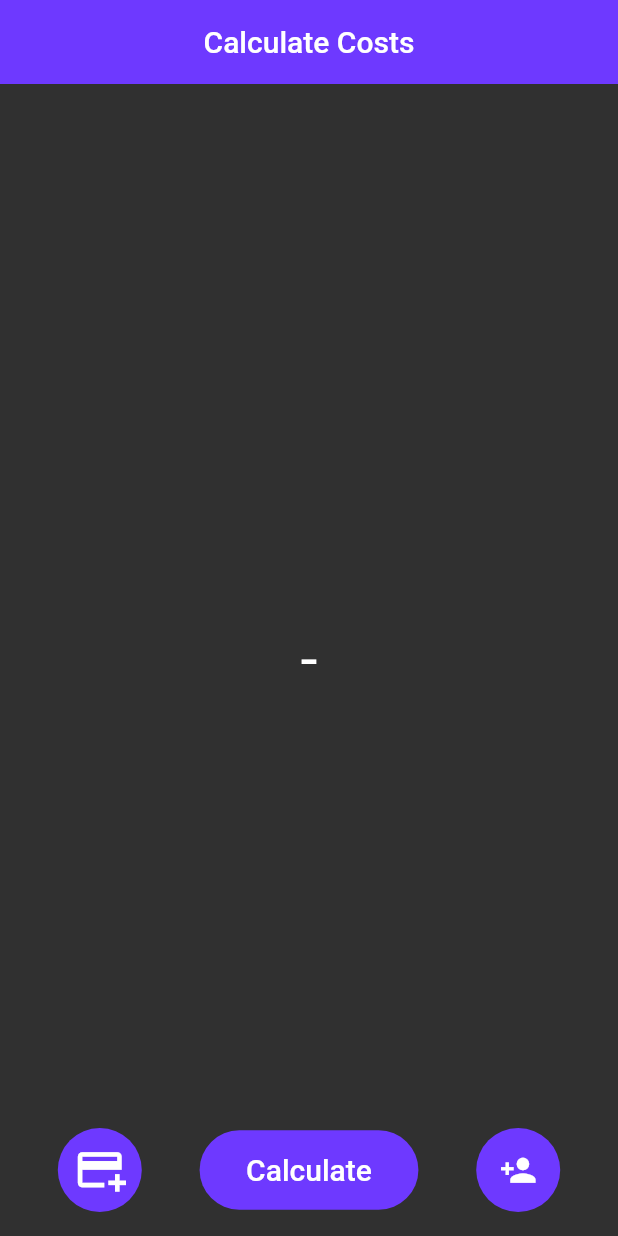
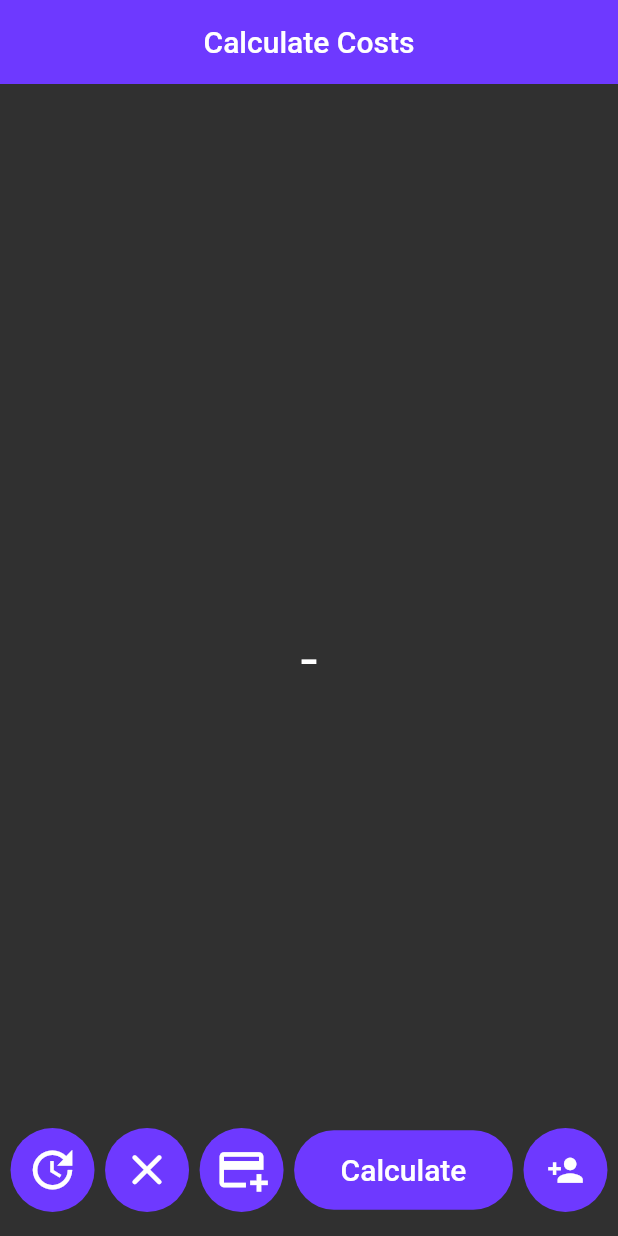
Before and after one commit to bautifrigole/ShareCosts, a Flutter app: the screen it shows after launch, on a phone screen of 412 x 824 dp. Run offline on Flutter 3.47's test engine with Material 2 defaults, Android fonts, the phone set to English and light mode, and no system bars; our stand-ins replace snippet_coder_utils.

Commit message:
Added Python Anywhere server connection. Added new server functions: info and clear_info. Also added buttons to this funcions in Flutter APP.

```diff
--- a/APP/lib/infrastructure/server.dart
+++ b/APP/lib/infrastructure/server.dart
@@ -1,9 +1,12 @@
 import 'package:http/http.dart' as http;
 
-const String ip = "http://10.0.2.2:5000/";
+const String ip = "http://bautifrigole.pythonanywhere.com/";
+//const String ip = "http://10.0.2.2:5000/";
 const String addUserKey = "add_user";
 const String addExpenseKey = "add_expense";
 const String calculateKey = "calculate";
+const String infoKey = "info";
+const String clearKey = "clear_info";
 
 fetchData(String url) async {
   http.Response response = await http.get(Uri.parse(url));
--- a/APP/lib/screens/home_screen.dart
+++ b/APP/lib/screens/home_screen.dart
@@ -3,7 +3,6 @@ import 'package:app/users_dropdown.dart';
 import 'package:app/themes/app_theme.dart';
 import 'package:flutter/material.dart';
 import 'package:app/infrastructure/user_data.dart';
-import 'package:snippet_coder_utils/FormHelper.dart';
 
 class Home extends StatefulWidget {
   const Home({super.key});
@@ -28,6 +27,32 @@ class _HomeState extends State<Home> {
       floatingActionButton: Row(
         mainAxisAlignment: MainAxisAlignment.spaceEvenly,
         children: [
+          FloatingActionButton(
+              onPressed: () {
+                updateInfo();
+                setState(() {
+                  output = listToString(users);
+                });
+              },
+            child: const Icon(
+              Icons.update,
+              color: Colors.white,
+              size: 35,
+            ),
+          ),
+          FloatingActionButton(
+            onPressed: () {
+              clearInfo();
+              setState(() {
+                output = listToString(users);
+              });
+            },
+            child: const Icon(
+              Icons.clear_rounded,
+              color: Colors.white,
+              size: 35,
+            ),
+          ),
           FloatingActionButton(
             child: const Icon(
               Icons.add_card,
```
Also changed, not shown: APP/lib/infrastructure/user_data.dart (+16 -0 lines), 1 other file.
